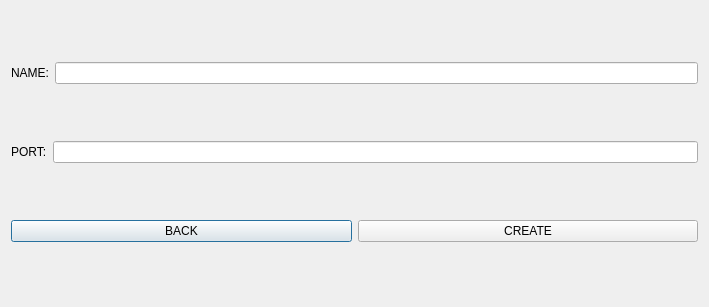
Old version of the form MATFWars/create.ui in the repository Divljo31/MATFWars.
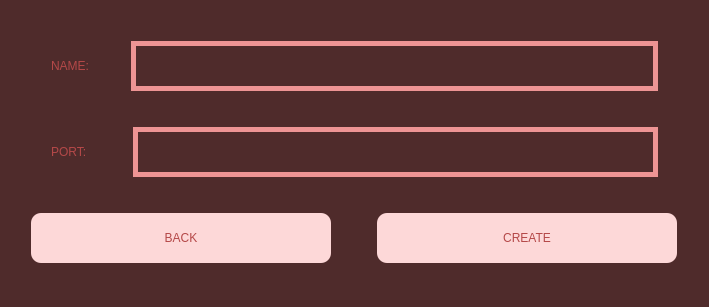
New version of the form.

The edit to the form file:
```diff
--- a/MATFWars/create.ui
+++ b/MATFWars/create.ui
@@ -13,51 +13,281 @@
   <property name="windowTitle">
    <string>MATFWars</string>
   </property>
+  <property name="styleSheet">
+   <string notr="true">background-color: rgb(79, 43, 43);</string>
+  </property>
   <layout class="QVBoxLayout" name="verticalLayout">
    <item>
     <layout class="QHBoxLayout" name="horizontalLayout">
+     <item>
+      <spacer name="horizontalSpacer_2">
+       <property name="orientation">
+        <enum>Qt::Horizontal</enum>
+       </property>
+       <property name="sizeType">
+        <enum>QSizePolicy::Fixed</enum>
+       </property>
+       <property name="sizeHint" stdset="0">
+        <size>
+         <width>40</width>
+         <height>20</height>
+        </size>
+       </property>
+      </spacer>
+     </item>
      <item>
       <widget class="QLabel" name="name_label">
+       <property name="styleSheet">
+        <string notr="true">font: 600 20pt &quot;URW Bookman&quot;;
+color: rgb(180, 72, 72);
+
+</string>
+       </property>
        <property name="text">
         <string>NAME:</string>
        </property>
       </widget>
      </item>
      <item>
-      <widget class="QLineEdit" name="name_lineEdit"/>
+      <spacer name="horizontalSpacer">
+       <property name="orientation">
+        <enum>Qt::Horizontal</enum>
+       </property>
+       <property name="sizeType">
+        <enum>QSizePolicy::Fixed</enum>
+       </property>
+       <property name="sizeHint" stdset="0">
+        <size>
+         <width>36</width>
+         <height>20</height>
+        </size>
+       </property>
+      </spacer>
+     </item>
+     <item>
+      <widget class="QLineEdit" name="name_lineEdit">
+       <property name="minimumSize">
+        <size>
+         <width>30</width>
+         <height>50</height>
+        </size>
+       </property>
+       <property name="styleSheet">
+        <string notr="true">border:5px solid;
+border-color: rgb(238, 148, 148);</string>
+       </property>
+      </widget>
+     </item>
+     <item>
+      <spacer name="horizontalSpacer_3">
+       <property name="orientation">
+        <enum>Qt::Horizontal</enum>
+       </property>
+       <property name="sizeType">
+        <enum>QSizePolicy::Fixed</enum>
+       </property>
+       <property name="sizeHint" stdset="0">
+        <size>
+         <width>40</width>
+         <height>20</height>
+        </size>
+       </property>
+      </spacer>
      </item>
     </layout>
    </item>
    <item>
     <layout class="QHBoxLayout" name="horizontalLayout_2">
+     <item>
+      <spacer name="horizontalSpacer_4">
+       <property name="orientation">
+        <enum>Qt::Horizontal</enum>
+       </property>
+       <property name="sizeType">
+        <enum>QSizePolicy::Fixed</enum>
+       </property>
+       <property name="sizeHint" stdset="0">
+        <size>
+         <width>40</width>
+         <height>20</height>
+        </size>
+       </property>
+      </spacer>
+     </item>
      <item>
       <widget class="QLabel" name="port_label">
+       <property name="styleSheet">
+        <string notr="true">color: rgb(180, 72, 72);
+font: 600 20pt &quot;URW Bookman&quot;;
+
+
+</string>
+       </property>
        <property name="text">
         <string>PORT:</string>
        </property>
       </widget>
      </item>
      <item>
-      <widget class="QLineEdit" name="port_lineEdit"/>
+      <spacer name="horizontalSpacer_5">
+       <property name="orientation">
+        <enum>Qt::Horizontal</enum>
+       </property>
+       <property name="sizeType">
+        <enum>QSizePolicy::Fixed</enum>
+       </property>
+       <property name="sizeHint" stdset="0">
+        <size>
+         <width>40</width>
+         <height>20</height>
+        </size>
+       </property>
+      </spacer>
+     </item>
+     <item>
+      <widget class="QLineEdit" name="port_lineEdit">
+       <property name="minimumSize">
+        <size>
+         <width>30</width>
+         <height>50</height>
+        </size>
+       </property>
+       <property name="styleSheet">
+        <string notr="true">border:5px solid;
+border-color: rgb(238, 148, 148);</string>
+       </property>
+      </widget>
+     </item>
+     <item>
+      <spacer name="horizontalSpacer_6">
+       <property name="orientation">
+        <enum>Qt::Horizontal</enum>
+       </property>
+       <property name="sizeType">
+        <enum>QSizePolicy::Fixed</enum>
+       </property>
+       <property name="sizeHint" stdset="0">
+        <size>
+         <width>40</width>
+         <height>20</height>
+        </size>
+       </property>
+      </spacer>
      </item>
     </layout>
    </item>
    <item>
     <layout class="QHBoxLayout" name="horizontalLayout_3">
+     <item>
+      <spacer name="horizontalSpacer_8">
+       <property name="orientation">
+        <enum>Qt::Horizontal</enum>
+       </property>
+       <property name="sizeType">
+        <enum>QSizePolicy::Fixed</enum>
+       </property>
+       <property name="sizeHint" stdset="0">
+        <size>
+         <width>20</width>
+         <height>20</height>
+        </size>
+       </property>
+      </spacer>
+     </item>
      <item>
       <widget class="QPushButton" name="back_pop1_button">
+       <property name="sizePolicy">
+        <sizepolicy hsizetype="Expanding" vsizetype="Expanding">
+         <horstretch>3</horstretch>
+         <verstretch>3</verstretch>
+        </sizepolicy>
+       </property>
+       <property name="minimumSize">
+        <size>
+         <width>30</width>
+         <height>50</height>
+        </size>
+       </property>
+       <property name="maximumSize">
+        <size>
+         <width>300</width>
+         <height>50</height>
+        </size>
+       </property>
+       <property name="styleSheet">
+        <string notr="true">color:rgb(180, 72, 72);
+font: 600 25pt &quot;URW Bookman&quot;;
+background-color: rgb(253, 216, 216);
+border-radius:10px;</string>
+       </property>
        <property name="text">
         <string>BACK</string>
        </property>
       </widget>
      </item>
+     <item>
+      <spacer name="horizontalSpacer_7">
+       <property name="orientation">
+        <enum>Qt::Horizontal</enum>
+       </property>
+       <property name="sizeType">
+        <enum>QSizePolicy::Fixed</enum>
+       </property>
+       <property name="sizeHint" stdset="0">
+        <size>
+         <width>40</width>
+         <height>20</height>
+        </size>
+       </property>
+      </spacer>
+     </item>
      <item>
       <widget class="QPushButton" name="create_pop1_button">
+       <property name="sizePolicy">
+        <sizepolicy hsizetype="Expanding" vsizetype="Expanding">
+         <horstretch>3</horstretch>
+         <verstretch>3</verstretch>
+        </sizepolicy>
+       </property>
+       <property name="minimumSize">
+        <size>
+         <width>30</width>
+         <height>50</height>
+        </size>
+       </property>
+       <property name="maximumSize">
+        <size>
+         <width>300</width>
+         <height>50</height>
+        </size>
+       </property>
+       <property name="styleSheet">
+        <string notr="true">color:rgb(180, 72, 72);
+font: 600 25pt &quot;URW Bookman&quot;;
+background-color: rgb(253, 216, 216);
+border-radius:10px;</string>
+       </property>
        <property name="text">
         <string>CREATE</string>
        </property>
       </widget>
      </item>
+     <item>
+      <spacer name="horizontalSpacer_9">
+       <property name="orientation">
+        <enum>Qt::Horizontal</enum>
+       </property>
+       <property name="sizeType">
+        <enum>QSizePolicy::Fixed</enum>
+       </property>
+       <property name="sizeHint" stdset="0">
+        <size>
+         <width>20</width>
+         <height>20</height>
+        </size>
+       </property>
+      </spacer>
+     </item>
     </layout>
    </item>
   </layout>
```
